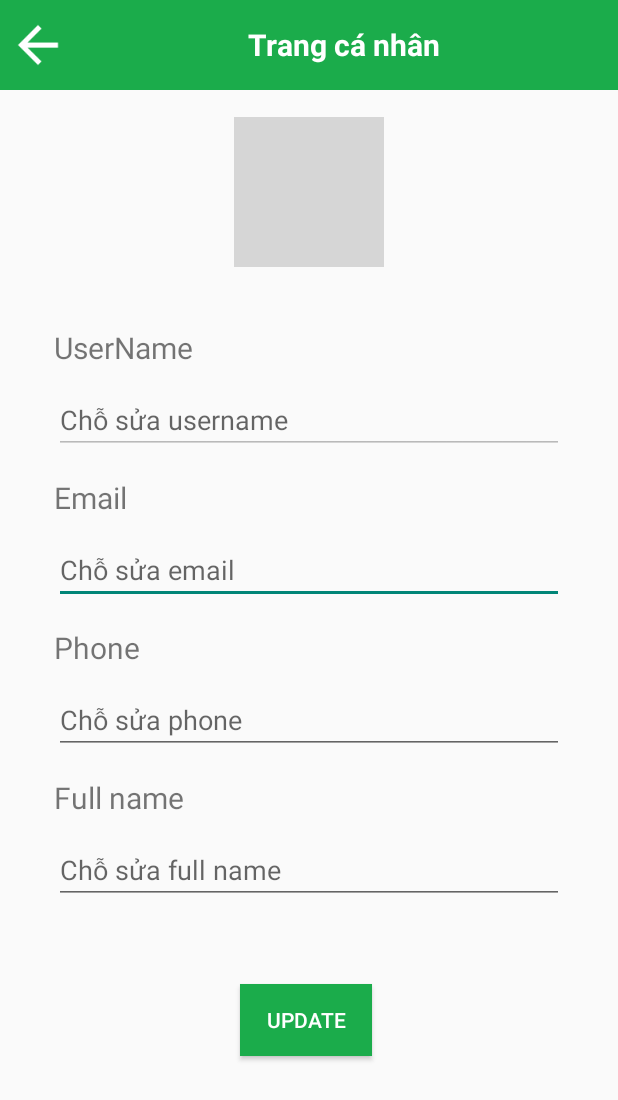
After one commit to 2KDA/OutstandFood_Client, an Android app: the MydetailActivity screen opened directly, with no data from a screen before it, on a phone screen of 412 x 824 dp. The commit adds this screen. Shown: the top 1100 px of the screen. Run offline under Robolectric (Android 15) with nearby library versions, the phone set to English and light mode, and no system bars; 4 statements that could not run were skipped; grey boxes are pictures that could not be loaded.

Commit message:
up my detail
setnewpassword ok

```diff
--- a/app/src/main/java/android/outstandfood_client/interfaceApi/ApiClient.java
+++ b/app/src/main/java/android/outstandfood_client/interfaceApi/ApiClient.java
@@ -6,7 +6,7 @@ import retrofit2.converter.gson.GsonConverterFactory;
 public class ApiClient {
     private static final String BASE_URL = "https://outstanfood-com.onrender.com/api/";
 
-    private static Retrofit retrofit = null;
+    private static Retrofit retrofit;
 
     public static Retrofit getClient() {
         if (retrofit == null) {
--- a/app/src/main/java/android/outstandfood_client/interfaceApi/ApiServiceUser.java
+++ b/app/src/main/java/android/outstandfood_client/interfaceApi/ApiServiceUser.java
@@ -1,12 +1,32 @@
 package android.outstandfood_client.interfaceApi;
 
+import android.outstandfood_client.models.AddressModel;
 import android.outstandfood_client.models.User;
 
 import retrofit2.Call;
 import retrofit2.http.Body;
+import retrofit2.http.Field;
+import retrofit2.http.FormUrlEncoded;
 import retrofit2.http.POST;
+import retrofit2.http.PUT;
+import retrofit2.http.Path;
 
 public interface ApiServiceUser {
     @POST("user/login")
     Call<User> login(@Body User loginRequest);
+    @FormUrlEncoded
+    @POST("user/changePassword")
+    Call<Void> changePassword(
+            @Field("userName") String userName,
+            @Field("password") String oldPassword,
+            @Field("newPassword") String newPassword
+    );
+    @PUT("user/edit/{id}")
+    @FormUrlEncoded
+    Call<User> updateUser(
+            @Path("id") String id,
+            @Field("name") String name,
+            @Field("phone") String phone,
+            @Field("userEmail") String userEmail
+    );
 }
--- a/app/src/main/java/android/outstandfood_client/models/User.java
+++ b/app/src/main/java/android/outstandfood_client/models/User.java
@@ -38,6 +38,11 @@ public class User implements Parcelable {
     }
 
     public User() {
+    }
+
+    public User( String username, String password) {
+        this.username = username;
+        this.password = password;
     }
 
     public String get_id() {
--- a/app/src/main/java/android/outstandfood_client/view/screen/Address/ListAddressActivity.java
+++ b/app/src/main/java/android/outstandfood_client/view/screen/Address/ListAddressActivity.java
@@ -112,7 +112,7 @@ public class ListAddressActivity extends AppCompatActivity {
                         Toast.makeText(ListAddressActivity.this, "Không có địa chỉ", Toast.LENGTH_SHORT).show();
                     }
                 } else {
-                    Toast.makeText(ListAddressActivity.this, "Lỗi: " + response.message(), Toast.LENGTH_SHORT).show();
+                   // Toast.makeText(ListAddressActivity.this, "Lỗi: " + response.message(), Toast.LENGTH_SHORT).show();
                 }
             }
 
@@ -120,7 +120,7 @@ public class ListAddressActivity extends AppCompatActivity {
             @Override
             public void onFailure(Call<AddressResponse> call, Throwable t) {
                 Log.e("ListAddressActivity", "Lỗi: ", t);
-                Toast.makeText(ListAddressActivity.this, "Lỗi dài: " + t.getMessage(), Toast.LENGTH_SHORT).show();
+              //  Toast.makeText(ListAddressActivity.this, "Lỗi dài: " + t.getMessage(), Toast.LENGTH_SHORT).show();
             }
 
         });
--- /dev/null
+++ b/app/src/main/java/android/outstandfood_client/view/screen/MyDetail/MydetailActivity.java
@@ -0,0 +1,78 @@
+package android.outstandfood_client.view.screen.MyDetail;
+
+import androidx.appcompat.app.AppCompatActivity;
+
+import android.os.Bundle;
+import android.outstandfood_client.R;
+import android.outstandfood_client.databinding.ActivityMydetailBinding;
+import android.outstandfood_client.interfaceApi.ApiClient;
+import android.outstandfood_client.interfaceApi.ApiServiceUser;
+import android.outstandfood_client.models.User;
+import android.outstandfood_client.object.SharedPrefsManager;
+import android.util.Log;
+import android.view.View;
+import android.widget.Toast;
+
+import retrofit2.Call;
+import retrofit2.Callback;
+import retrofit2.Response;
+
+public class MydetailActivity extends AppCompatActivity {
+private ActivityMydetailBinding binding;
+    @Override
+    protected void onCreate(Bundle savedInstanceState) {
+        super.onCreate(savedInstanceState);
+        binding = ActivityMydetailBinding.inflate(getLayoutInflater());
+        setContentView(binding.getRoot());
+        User savedUser = SharedPrefsManager.getUser(this);
+
+        binding.edtphoneprofileDetail.setText(savedUser.getPhone());
+        binding.edtusernameprofileDetail.setText(savedUser.getUsername());
+        binding.edtnameprofileDetail.setText(savedUser.getName());
+        binding.edtemailprofileDetail.setText(savedUser.getUserEmail());
+
+        binding.imgbackprofileDetail.setOnClickListener(new View.OnClickListener() {
+            @Override
+            public void onClick(View view) {
+                finish();
+            }
+        });
+        binding.btnupdateProfile.setOnClickListener(new View.OnClickListener() {
+            @Override
+            public void onClick(View view) {
+                String email = binding.edtemailprofileDetail.getText().toString();
+                String name = binding.edtnameprofileDetail.getText().toString();
+                String phone = binding.edtphoneprofileDetail.getText().toString();
+                if (email.isEmpty() || name.isEmpty() || phone.isEmpty()) {
+                    Toast.makeText(MydetailActivity.this, "Bạn cần nhập đầy đủ thông tin", Toast.LENGTH_SHORT).show();
+                }
+                else {
+                    updateUsser(savedUser.get_id(), name, phone,email);
+                }
+            }
+        });
+
+    }
+    private void updateUsser(String id ,String name, String phone, String userEmail ) {
+        ApiServiceUser apiService = ApiClient.getClient().create(ApiServiceUser.class);
+
+        Call<User> call = apiService.updateUser(id,name, phone, userEmail );
+        call.enqueue(new Callback<User>() {
+            @Override
+            public void onResponse(Call<User> call, Response<User> response) {
+                if (response.isSuccessful()) {
+                    Toast.makeText(MydetailActivity.this, "Đổi thông tin thành công", Toast.LENGTH_SHORT).show();
+                } else {
+                    Log.d("Lõi" ,"Lỗi " + response);
+                    Toast.makeText(MydetailActivity.this, "thông tin cũ không đúng", Toast.LENGTH_SHORT).show();
+                }
+            }
+
+            @Override
+            public void onFailure(Call<User> call, Throwable t) {
+                Log.d("Lõi" ,"Lỗi " + t.getMessage());
+                Toast.makeText(MydetailActivity.this, "Có lỗi xảy ra", Toast.LENGTH_SHORT).show();
+            }
+        });
+    }
+}
--- /dev/null
+++ b/app/src/main/res/layout/activity_mydetail.xml
@@ -0,0 +1,173 @@
+<?xml version="1.0" encoding="utf-8"?>
+<androidx.constraintlayout.widget.ConstraintLayout xmlns:android="http://schemas.android.com/apk/res/android"
+    xmlns:app="http://schemas.android.com/apk/res-auto"
+    xmlns:tools="http://schemas.android.com/tools"
+    android:layout_width="match_parent"
+    android:orientation="vertical"
+    android:layout_height="match_parent"
+    tools:context=".view.screen.MyDetail.MydetailActivity">
+
+    <LinearLayout
+        android:id="@+id/linearLayout"
+        android:layout_width="match_parent"
+        android:layout_height="wrap_content"
+        android:background="@color/cChinh"
+        android:orientation="horizontal"
+        android:paddingLeft="5dp"
+        android:paddingTop="10dp"
+        android:paddingBottom="10dp"
+        app:layout_constraintEnd_toEndOf="parent"
+        app:layout_constraintStart_toStartOf="parent"
+        app:layout_constraintTop_toTopOf="parent">
+
+        <ImageView
+            android:id="@+id/imgbackprofile_detail"
+            android:layout_width="40dp"
+            android:layout_height="40dp"
+            android:background="@drawable/icon_back_24" />
+
+        <TextView
+            android:layout_gravity="center"
+            android:layout_width="wrap_content"
+            android:layout_height="wrap_content"
+            android:layout_weight="1"
+            android:gravity="center"
+            android:text="Trang cá nhân"
+            android:textColor="@color/white"
+            android:textSize="20sp"
+            android:textStyle="bold" />
+    </LinearLayout>
+
+
+
+
+
+    <androidx.constraintlayout.widget.ConstraintLayout
+        android:layout_width="413dp"
+        android:layout_height="663dp"
+        android:layout_marginTop="8dp"
+        app:layout_constraintStart_toStartOf="parent"
+        app:layout_constraintTop_toBottomOf="@+id/linearLayout">
+
+        <TextView
+            android:id="@+id/textView5"
+            android:layout_width="match_parent"
+            android:layout_height="wrap_content"
+            android:layout_marginStart="36dp"
+            android:layout_marginTop="150dp"
+            android:text="UserName"
+            android:textSize="20sp"
+            app:layout_constraintStart_toStartOf="parent"
+            app:layout_constraintTop_toTopOf="parent" />
+
+        <ImageView
+            android:id="@+id/imgprofile_detail"
+            android:layout_width="100dp"
+            android:layout_height="100dp"
+            android:layout_marginStart="156dp"
+            android:layout_marginTop="10dp"
+            android:layout_marginEnd="157dp"
+            app:layout_constraintEnd_toEndOf="parent"
+            app:layout_constraintStart_toStartOf="parent"
+            app:layout_constraintTop_toTopOf="parent"
+            app:srcCompat="@drawable/banner" />
+
+        <EditText
+            android:enabled="false"
+            android:id="@+id/edtusernameprofile_detail"
+            android:layout_width="340dp"
+            android:layout_height="wrap_content"
+            android:layout_marginStart="36dp"
+            android:layout_marginTop="12dp"
+            android:layout_marginEnd="37dp"
+            android:ems="10"
+            android:inputType="text"
+            android:hint="Chỗ sửa username"
+            app:layout_constraintEnd_toEndOf="parent"
+            app:layout_constraintStart_toStartOf="parent"
+            app:layout_constraintTop_toBottomOf="@+id/textView5" />
+
+        <TextView
+            android:id="@+id/textView6"
+            android:layout_width="match_parent"
+            android:layout_height="wrap_content"
+            android:layout_marginStart="36dp"
+            android:layout_marginTop="15dp"
+            android:text="Email"
+            android:textSize="20sp"
+            app:layout_constraintStart_toStartOf="parent"
+            app:layout_constraintTop_toBottomOf="@+id/edtusernameprofile_detail" />
+
+        <EditText
+            android:id="@+id/edtemailprofile_detail"
+            android:layout_width="340dp"
+            android:layout_height="wrap_content"
+            android:layout_marginStart="36dp"
+            android:layout_marginTop="12dp"
+            android:ems="10"
+            android:inputType="text"
+            android:hint="Chỗ sửa email"
+            app:layout_constraintStart_toStartOf="parent"
+            app:layout_constraintTop_toBottomOf="@+id/textView6" />
+
+        <TextView
+            android:id="@+id/textView7"
+            android:layout_width="match_parent"
+            android:layout_height="wrap_content"
+            android:layout_marginStart="36dp"
+            android:layout_marginTop="15dp"
+            android:text="Phone"
+            android:textSize="20sp"
+            app:layout_constraintStart_toStartOf="parent"
+            app:layout_constraintTop_toBottomOf="@+id/edtemailprofile_detail" />
+
+        <EditText
+            android:id="@+id/edtphoneprofile_detail"
+            android:layout_width="340dp"
+            android:layout_height="wrap_content"
+            android:layout_marginStart="36dp"
+            android:layout_marginTop="12dp"
+            android:ems="10"
+            android:inputType="text"
+            android:hint="Chỗ sửa phone"
+            app:layout_constraintStart_toStartOf="parent"
+            app:layout_constraintTop_toBottomOf="@+id/textView7" />
+        <TextView
+            android:id="@+id/textView8"
+            android:layout_width="match_parent"
+            android:layout_height="wrap_content"
+            android:layout_marginStart="36dp"
+            android:layout_marginTop="15dp"
+            android:text="Full name"
+            android:textSize="20sp"
+            app:layout_constraintStart_toStartOf="parent"
+            app:layout_constraintTop_toBottomOf="@+id/edtphoneprofile_detail" />
+
+        <EditText
+            android:id="@+id/edtnameprofile_detail"
+            android:layout_width="340dp"
+            android:layout_height="wrap_content"
+            android:layout_marginStart="36dp"
+            android:layout_marginTop="12dp"
+            android:ems="10"
+            android:inputType="text"
+            android:hint="Chỗ sửa full name"
+            app:layout_constraintStart_toStartOf="parent"
+            app:layout_constraintTop_toBottomOf="@+id/textView8" />
+
+        <Button
+            android:id="@+id/btnupdate_profile"
+            android:layout_width="wrap_content"
+            android:layout_height="wrap_content"
+            android:layout_marginStart="160dp"
+            android:layout_marginTop="53dp"
+            android:text="Update"
+            android:background="@color/cChinh"
+            android:textColor="@color/white"
+            app:layout_constraintStart_toStartOf="parent"
+            app:layout_constraintTop_toBottomOf="@+id/edtnameprofile_detail" />
+    </androidx.constraintlayout.widget.ConstraintLayout>
+
+
+
+</androidx.constraintlayout.widget.ConstraintLayout>
```
Also changed, not shown: app/src/main/AndroidManifest.xml (+15 -9 lines), app/src/main/java/android/outstandfood_client/view/screen/MyDetail/SetNewPassActivity.java (added, +77 -0 lines), app/src/main/java/android/outstandfood_client/view/screen/MyDetail/SetUpDetailActivity.java (added, +47 -0 lines), app/src/main/java/android/outstandfood_client/view/screen/fragment/ProfileFragment.java (+24 -4 lines), app/src/main/res/layout/activity_set_new_pass.xml (added, +77 -0 lines), app/src/main/res/layout/activity_set_up_detail.xml (added, +149 -0 lines).
